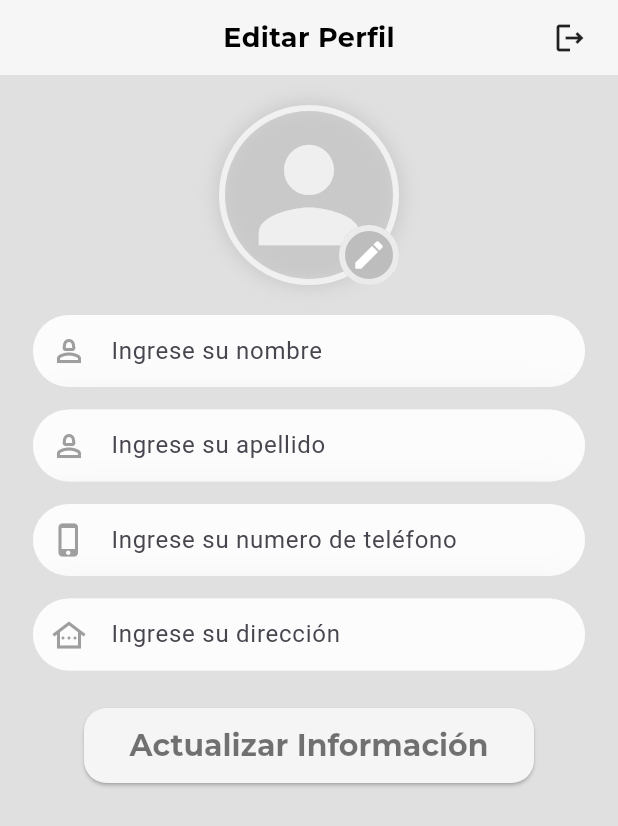
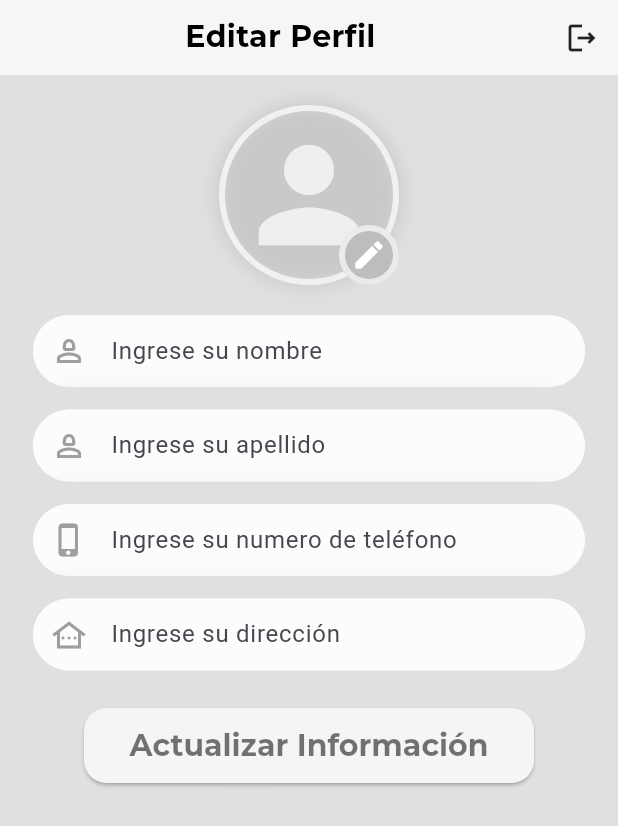
Before and after one commit to Paoli99/PawControl, a Flutter app: the Profile screen opened directly, on a phone screen of 412 x 824 dp. Shown: the top 826 px of the screen. Run offline on Flutter 3.47's test engine with Material 3 defaults, Android fonts, the phone set to English and light mode, and no system bars; our stand-ins replace another_flushbar, cloud_firestore, firebase_auth, firebase_core, firebase_storage, font_awesome_flutter and 2 more; accounts and stored records are empty.

Commit message:
header is now a class so it can be called whenever needed

```diff
--- a/lib/constants/fonts.dart
+++ b/lib/constants/fonts.dart
@@ -23,7 +23,7 @@ abstract class TextsFont {
     return GoogleFonts.montserrat(
         textStyle: TextStyle(
           color: ColorsApp.black,
-          fontSize: 18.0,
+          fontSize: 20.0,
           fontWeight: FontWeight.bold));
   }
 
--- a/lib/screens/home/profile.dart
+++ b/lib/screens/home/profile.dart
@@ -1,7 +1,6 @@
 // ignore_for_file: prefer_const_constructors, use_build_context_synchronously, unnecessary_null_comparison
 
 import 'package:firebase_auth/firebase_auth.dart';
-import 'package:flutter/cupertino.dart';
 import 'package:flutter/material.dart';
 import 'package:pawcontrol/constants/colors.dart';
 import 'package:pawcontrol/constants/constants.dart';
@@ -11,6 +10,8 @@ import 'package:pawcontrol/constants/textFields.dart';
 import 'package:pawcontrol/constants/textInputFields.dart';
 import 'package:pawcontrol/firebase/firebase_firestore/getUserInfo.dart';
 import 'package:pawcontrol/screens/auth_ui/login/login.dart';
+import 'package:pawcontrol/widgets/header/header.dart';
+import 'package:pawcontrol/widgets/pictures/addPicture.dart';
 import 'package:pawcontrol/widgets/primary_buttons/primary_button.dart';
 import 'package:pawcontrol/firebase/firebase_auth/firebase_auth.dart';
 
@@ -79,105 +80,30 @@ class _ProfileState extends State<Profile> {
             padding: const EdgeInsets.all(0),
             child: Column(
               children: [
-                Container(
-                  width: double.infinity,
-                  height: 50,
-                  decoration: BoxDecoration(
-                    color: ColorsApp.white70,
-                  ),
-                  child: Stack(
-                    children: [
-                      Center(
-                        child: Text(
-                          "Editar Perfil",
-                          style: TextsFont.tituloHeaderSmall,
-                        ),
-                      ),
-                      Positioned(
-                        right: 8.0,
-                        top: 0,
-                        bottom: 0,
-                        child: IconButton(
-                          icon: Icon(
-                            Icons.logout_outlined,
-                            color: Colors.black87,
-                          ),
-                          onPressed: () async {
+                Header(
+                  title: 'Editar Perfil',
+                  showImage: false,
+                  showBackButton: false,
+                  showLogoutButton: true,
+                  onLogoutPressed: () async {
                     await FirebaseAuth.instance.signOut();
                     Routes.instance.pushAndRemoveUntil(
                         widget: LoginPage(), context: context);
                   },
-                        ),
-                      ),
-                    ],
-                  ),
                 ),
 
                 SizedBox(
                   height: 20.0,
                 ),
 
-                Stack(
-                children: [
-                  Container(
-                  width: 120,
-                  height: 120,
-                  decoration: BoxDecoration(
-                    border: Border.all(width: 4, color: Colors.white70),
-                    boxShadow: [
-                      BoxShadow(
-                        spreadRadius: 2,
-                        blurRadius: 10,
-                        color: Colors.black87.withOpacity(0.1)
-                      )
-                    ],
-                    shape: BoxShape.circle,
-                  ),
-                    child: ClipOval(
-                      child: imageUrl.isNotEmpty
-                        ? Image.network(
-                            imageUrl,
-                            width: 120,
-                            height: 120,
-                            fit: BoxFit.cover,
-                          )
-                        : Icon(
-                            Icons.person, // Icono de persona
-                            size: 100, // Tamaño del ícono
-                            color: ColorsApp.white70, // Color del ícono
-                          ),
-                    ),
-                  ),
-                  Positioned(
-                    bottom: 0,
-                    right: 0,
-                    child: Container(
-                      height: 40,
-                      width: 40,
-                      decoration: BoxDecoration(
-                        shape: BoxShape.circle,
-                        border: Border.all(
-                          width: 4,
-                          color: ColorsApp.white70
-                        ),
-                        color: ColorsApp.grey400
-                      ),
-                      child: IconButton(
-                        padding: EdgeInsets.zero,
-                        icon: Icon(
-                          Icons.edit,
-                          color: ColorsApp.white,
-                        ),
+                AddPicture(
+                  imageUrl: imageUrl,
+                  setImageUrl: setImageUrl,
                   onPressed: () {
                     FirebaseAuthenticator firebaseAuthenticator = FirebaseAuthenticator();
                     firebaseAuthenticator.pickUpLoadImage(setImageUrl);
                   },
                 ),
-                    ),
-                  ),
-                ],
-              ),
-
 
                 SizedBox(
                   height: 20.0,
--- /dev/null
+++ b/lib/widgets/header/header.dart
@@ -0,0 +1,66 @@
+// ignore_for_file: prefer_const_constructors
+
+import 'package:flutter/material.dart';
+import 'package:pawcontrol/constants/asset_images.dart';
+import 'package:pawcontrol/constants/colors.dart';
+import 'package:pawcontrol/constants/fonts.dart';
+
+class Header extends StatelessWidget {
+  final String title;
+  final VoidCallback? onLogoutPressed;
+  final bool showLogoutButton;
+  final bool showImage;
+  final bool showBackButton;
+
+  const Header({Key? key, required this.title, this.onLogoutPressed, this.showLogoutButton = false, this.showImage = true, this.showBackButton = true}) : super(key: key);
+
+  @override
+  Widget build(BuildContext context) {
+    return Container(
+      width: double.infinity,
+      height: 50,
+      decoration: BoxDecoration(
+        color: ColorsApp.white70,
+      ),
+      child: Row(
+        mainAxisAlignment: MainAxisAlignment.spaceBetween,
+        children: [
+          if (showBackButton)
+            IconButton(
+              icon: Icon(Icons.arrow_back),
+              onPressed: () {
+                Navigator.of(context).pop();
+              },
+            ),
+          if (showImage)
+            SizedBox(width: 20),
+          if (showImage)
+            Container(
+              width: 40,
+              height: 40,
+              child: Image.asset(
+                AssetsImages.instance.logo,
+                fit: BoxFit.fill,
+              ),
+            ),
+          SizedBox(width: 10),
+          Expanded(
+            child: Text(
+              title,
+              textAlign: showImage ? TextAlign.start : TextAlign.center,
+              style: TextsFont.tituloHeaderSmall,
+            ),
+          ),
+          if (showLogoutButton)
+            IconButton(
+              icon: Icon(
+                Icons.logout_outlined,
+                color: Colors.black87,
+              ),
+              onPressed: onLogoutPressed,
+            ),
+        ],
+      ),
+    );
+  }
+}
--- /dev/null
+++ b/lib/widgets/pictures/addPicture.dart
@@ -0,0 +1,77 @@
+import 'package:flutter/material.dart';
+import 'package:pawcontrol/constants/colors.dart';
+
+class AddPicture extends StatelessWidget {
+  final String imageUrl;
+  final void Function(String) setImageUrl;
+  final void Function()? onPressed;
+
+  const AddPicture({
+    Key? key,
+    required this.imageUrl,
+    required this.setImageUrl,
+    this.onPressed,
+  }) : super(key: key);
+
+  @override
+  Widget build(BuildContext context) {
+    return Stack(
+      children: [
+        Container(
+          width: 120,
+          height: 120,
+          decoration: BoxDecoration(
+            border: Border.all(width: 4, color: Colors.white70),
+            boxShadow: [
+              BoxShadow(
+                spreadRadius: 2,
+                blurRadius: 10,
+                color: Colors.black87.withOpacity(0.1),
+              ),
+            ],
+            shape: BoxShape.circle,
+          ),
+          child: ClipOval(
+            child: imageUrl.isNotEmpty
+                ? Image.network(
+                    imageUrl,
+                    width: 120,
+                    height: 120,
+                    fit: BoxFit.cover,
+                  )
+                : Icon(
+                    Icons.person,
+                    size: 100,
+                    color: ColorsApp.white70,
+                  ),
+          ),
+        ),
+        if (onPressed != null)
+          Positioned(
+            bottom: 0,
+            right: 0,
+            child: Container(
+              height: 40,
+              width: 40,
+              decoration: BoxDecoration(
+                shape: BoxShape.circle,
+                border: Border.all(
+                  width: 4,
+                  color: ColorsApp.white70,
+                ),
+                color: ColorsApp.grey400,
+              ),
+              child: IconButton(
+                padding: EdgeInsets.zero,
+                icon: Icon(
+                  Icons.edit,
+                  color: ColorsApp.white,
+                ),
+                onPressed: onPressed,
+              ),
+            ),
+          ),
+      ],
+    );
+  }
+}
```
Also changed, not shown: lib/screens/home/home.dart (+21 -25 lines), lib/screens/pets/addPets.dart (added, +24 -0 lines), lib/widgets/secondary_buttons/roundButtons.dart (added, +34 -0 lines). Lines whose indentation alone changed are shown as unchanged.
